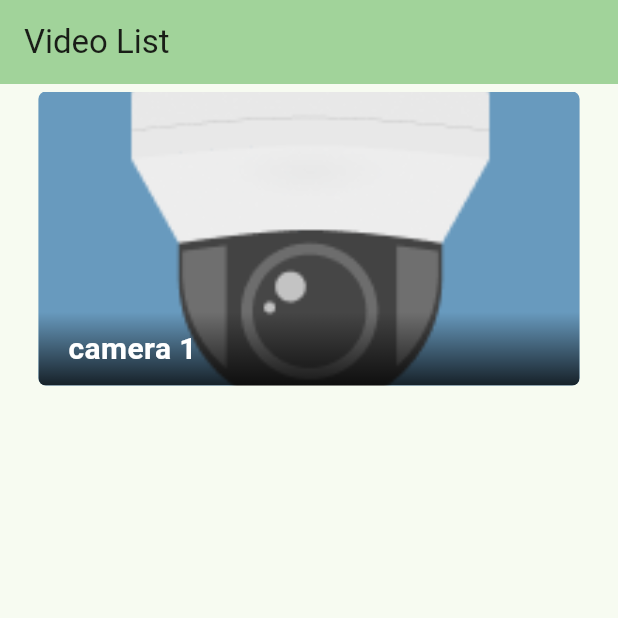
After one commit to Natalia-gamr/flutter_test, a Flutter app: the HomePage screen opened directly, on a phone screen of 412 x 824 dp, the top half of it. The commit adds this screen. Run offline on Flutter 3.47's test engine with Material 3 defaults, Android fonts, the phone set to English and light mode, and no system bars; drawn by our look-alikes of carousel_slider; our stand-ins replace chewie, video_player; network calls fail.

Commit message:
add home page with carousel

```diff
--- a/lib/auth.dart
+++ b/lib/auth.dart
@@ -3,6 +3,7 @@ import 'dart:convert';
 import 'package:flutter/material.dart';
 import 'package:http/http.dart' as http;
 import 'package:http/retry.dart';
+import 'package:test_app/home_page.dart';
 import 'package:test_app/video_list.dart';
 
 
@@ -61,8 +62,10 @@ class _AuthPageState extends State<AuthPage> {
         setState(() {
           token = jsonDecode(userAuthRes.body);
         });
-        Navigator.push(context,  MaterialPageRoute(builder: (BuildContext context) => VideoListPage(token: token)));
+        Navigator.push(context,  MaterialPageRoute(builder: (BuildContext context) => HomePage(token: '"123"')));
       } else {
+        Navigator.push(context,  MaterialPageRoute(builder: (BuildContext context) => HomePage(token: '"123"')));
+
         setState(() {
           _err = userAuthRes.statusCode.toString();
         });
--- /dev/null
+++ b/lib/home_page.dart
@@ -0,0 +1,111 @@
+import 'package:carousel_slider/carousel_slider.dart';
+import 'package:flutter/material.dart';
+import 'package:http/http.dart' as http;
+import 'package:http/retry.dart';
+import 'package:test_app/video_list.dart';
+
+class HomePage extends StatefulWidget {
+  final String token;
+
+  const HomePage({
+    super.key,
+    required this.token
+  });
+
+  @override
+  State<HomePage> createState() => _HomePageState();
+}
+
+class _HomePageState extends State<HomePage> {
+
+  final authUrl = Uri.https('cabinet.komiesc.ru', 'misc/test_data/videoList.json');
+  final client = RetryClient(http.Client());
+
+  CarouselController buttonCarouselController = CarouselController();
+
+   final List cameraList = [
+     'camera 1',
+     'camera 2',
+     'camera 3',
+     'camera 4',
+     'camera 5',
+   ];
+
+  late List<Widget> viewCameraList = cameraList.map((item) => Container(
+    child: GestureDetector(
+
+      child: Container(
+        margin: EdgeInsets.all(5.0),
+        child: ClipRRect(
+          borderRadius: BorderRadius.all(Radius.circular(5.0)),
+          child: Stack(
+            children: [
+              Image.asset('assets/images/camera.png', fit: BoxFit.cover, width: 1000.0,),
+              Positioned(
+                bottom: 0,
+                left: 0,
+                right: 0,
+                child: Container(
+                  decoration: const BoxDecoration(
+                      gradient: LinearGradient(
+                          colors: [
+                            Color.fromARGB(200, 0, 0, 0),
+                            Color.fromARGB(0, 0, 0, 0)
+                          ],
+                          begin: Alignment.bottomCenter,
+                          end: Alignment.topCenter
+                      )
+                  ),
+                  padding: const EdgeInsets.symmetric(
+                      vertical: 10.0, horizontal: 20.0
+                  ),
+                  child: Text(
+                    item,
+                    style: const TextStyle(
+                        color: Colors.white,
+                        fontSize: 20,
+                        fontWeight: FontWeight.bold
+                    ),
+                  ),
+                ),
+              )
+            ],
+          ),
+        ),
+      ),
+      onTap: () {
+        Navigator.push(context, MaterialPageRoute(builder: (BuildContext context) => VideoListPage(token: widget.token)));
+      },
+    )
+  )).toList();
+
+  bool loading = true;
+
+  @override
+  Widget build(BuildContext context) {
+    return Scaffold(
+      appBar: AppBar(
+        title: const Text('Video List'),
+        automaticallyImplyLeading: false,
+        backgroundColor: Theme.of(context).colorScheme.inversePrimary,
+      ),
+      body: Column(
+        children: [
+          CarouselSlider(
+            disableGesture: true,
+            items: viewCameraList,
+            carouselController: buttonCarouselController,
+            options: CarouselOptions(
+              autoPlay: false,
+              enlargeCenterPage: true,
+              viewportFraction: 0.9,
+              aspectRatio: 2.0,
+              initialPage: 0
+            ),
+
+          )
+        ],
+      )
+    );
+  }
+}
--- a/lib/main.dart
+++ b/lib/main.dart
@@ -1,4 +1,6 @@
 import 'package:flutter/material.dart';
+import 'package:test_app/auth.dart';
+import 'package:test_app/home_page.dart';
 import 'package:test_app/video_list.dart';
 
 void main() {
@@ -16,7 +18,7 @@ class MyApp extends StatelessWidget {
         colorScheme: ColorScheme.fromSeed(seedColor: Colors.green),
         useMaterial3: true,
       ),
-      home: const VideoListPage(token: '"123"'),
+      home: const AuthPage(),
     );
   }
 }
--- a/lib/video.dart
+++ b/lib/video.dart
@@ -28,7 +28,7 @@ class _VideoPageState extends State<VideoPage> {
   @override
   void initState() {
     super.initState();
-    double _aspectRatio = 16 / 9;
+    double aspectRatio = 16 / 9;
 
     final token = widget.token.split('"')[1];
 
@@ -59,7 +59,7 @@ class _VideoPageState extends State<VideoPage> {
         DeviceOrientation.portraitDown
       ],
       videoPlayerController: _controller,
-      aspectRatio: _aspectRatio,
+      aspectRatio: aspectRatio,
       autoInitialize: true,
       autoPlay: true,
       showControls: true
--- a/lib/video_list.dart
+++ b/lib/video_list.dart
@@ -80,7 +80,7 @@ class _VideoListPageState extends State<VideoListPage> {
     return Scaffold(
       appBar: AppBar(
         title: const Text('Video List'),
-        automaticallyImplyLeading: false,
+        // automaticallyImplyLeading: false,
         backgroundColor: Theme.of(context).colorScheme.inversePrimary,
       ),
       body: Center(
--- a/pubspec.yaml
+++ b/pubspec.yaml
@@ -39,6 +39,7 @@ dependencies:
   http: ^1.2.1
   video_player: ^2.8.6
   chewie: ^1.8.1
+  carousel_slider: ^4.2.1
 
 dev_dependencies:
   flutter_test:
@@ -66,6 +67,7 @@ flutter:
   assets:
     - assets/images/spinner.gif
     - assets/images/butterfly.mp4
+    - assets/images/camera.png
 
   #   - images/a_dot_burr.jpeg
   #   - images/a_dot_ham.jpeg
```
Also changed, not shown: assets/images/camera.png (added), pubspec.lock.
